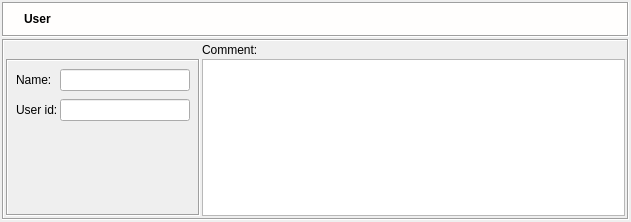
Above: src/gui/userdialog_q.ui from fwbuilder/fwbuilder before the change. Below: the same form after it.
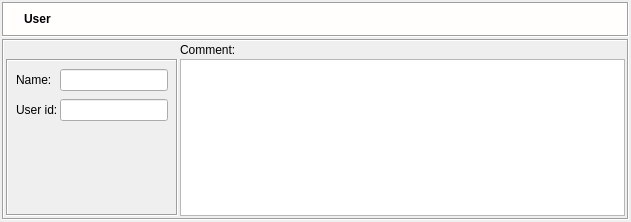
That is the form after the change. Icons and pictures are not drawn.

What changed in the file:
```diff
--- a/src/gui/userdialog_q.ui
+++ b/src/gui/userdialog_q.ui
@@ -374,7 +374,7 @@
              </property>
              <property name="minimumSize" >
               <size>
-               <width>130</width>
+               <width>0</width>
                <height>0</height>
               </size>
              </property>
```
